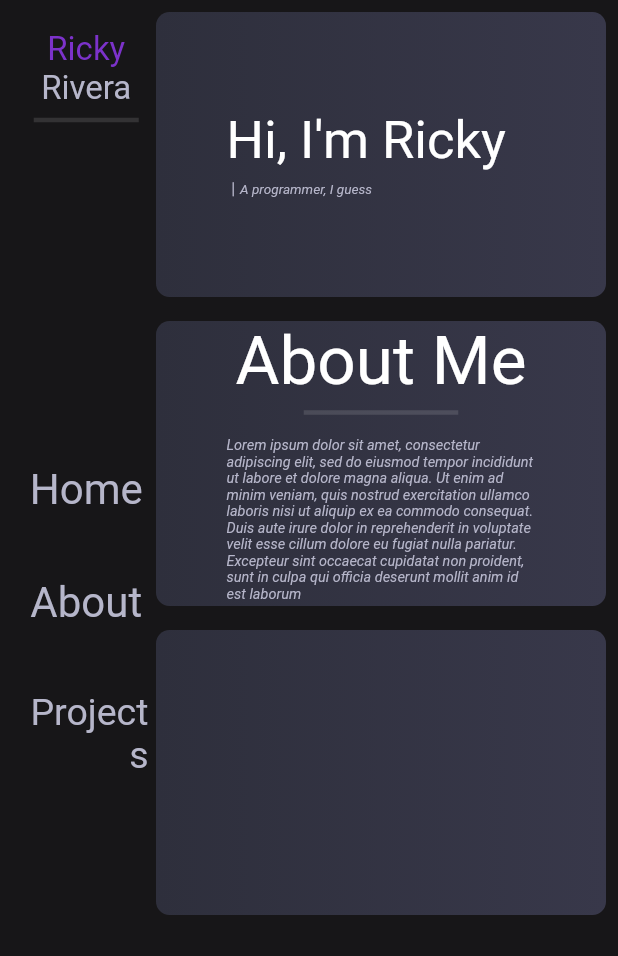
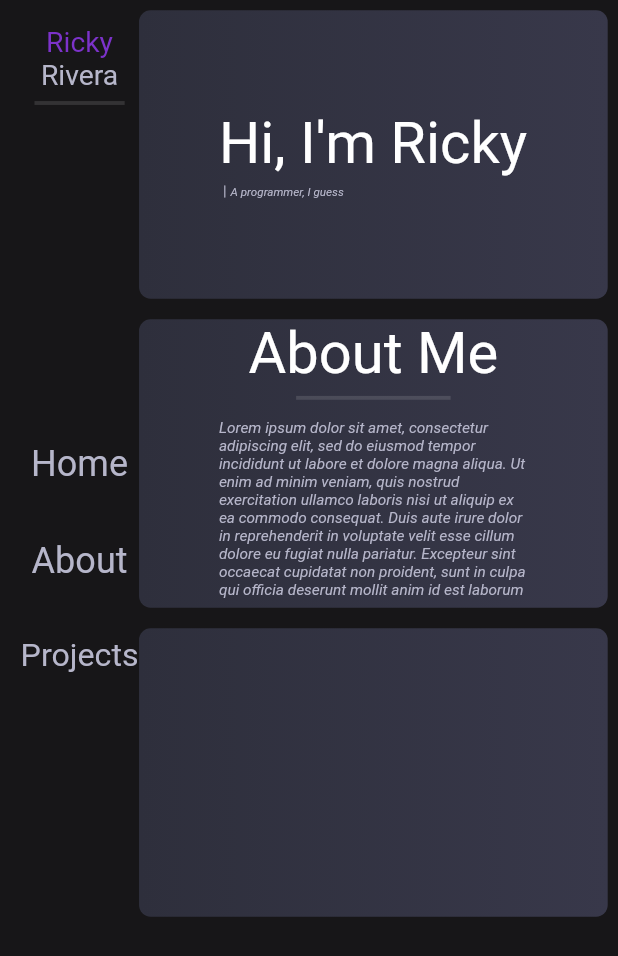
Before and after one commit to Tsrif/PortfolioSite, a Flutter app: the screen it shows after launch, on a phone screen of 412 x 824 dp. Shown: the top 956 px of the screen. Run offline on Flutter 3.47's test engine with Material 2 defaults, Android fonts, the phone set to English and light mode, and no system bars; drawn by our look-alikes of auto_size_text, scrollable_positioned_list; our stand-ins replace google_fonts, responsive_framework, simple_animations, supercharged; missing offline and left inert: dart:html; network calls fail.

Commit message:
adding responsive package, small changes, code cleanup

```diff
--- a/lib/main.dart
+++ b/lib/main.dart
@@ -1,5 +1,6 @@
 import 'package:flutter/material.dart';
 import 'package:portfolio_site/portfolio.dart';
+import 'package:responsive_framework/responsive_framework.dart';
 import 'splash.dart';
 
 import 'Globaltheme.dart';
@@ -12,16 +13,25 @@ class MyApp extends StatelessWidget {
   @override
   Widget build(BuildContext context) {
     return MaterialApp(
-      title: "Ricky's Portfolio",
       theme: GlobalTheme.darkTheme,
-      home: Center(
-        child: Splash(
-            miliseconds: 700,
-            navigateAfterSeconds: PortfolioSite(title: 'Demo'),
-            image: Image.asset('gif/glitchyhead.gif'),
-            backgroundColor: Colors.black,
-            photoSize: 300.0),
+      builder: (context, widget) => ResponsiveWrapper.builder(
+        ClampingScrollWrapper.builder(context, widget),
+        defaultScale: true,
+        minWidth: 480,
+        defaultName: DESKTOP,
+        breakpoints: [
+          ResponsiveBreakpoint.autoScale(480, name: MOBILE),
+          ResponsiveBreakpoint.resize(600, name: MOBILE),
+          ResponsiveBreakpoint.resize(850, name: TABLET),
+          ResponsiveBreakpoint.resize(1080, name: DESKTOP),
+        ],
       ),
+      home: Splash(
+          miliseconds: 700,
+          navigateAfterSeconds: PortfolioSite(title: 'Demo'),
+          image: Image.asset('gif/glitchyhead.gif'),
+          backgroundColor: Colors.black,
+          photoSize: 300.0),
     );
   }
 }
--- a/lib/portfolio.dart
+++ b/lib/portfolio.dart
@@ -31,16 +31,9 @@ class _PortfolioSiteState extends State<PortfolioSite> {
         backgroundColor: GlobalTheme.primaryColor,
         body: Stack(
           children: [
-            Align(
-                alignment: Alignment.centerLeft,
-                child: Container(
-                  height: MediaQuery.of(context).size.height,
-                  width: 115,
-                  color: GlobalTheme.primaryColor,
-                  child: SideMenu(scrollController: _scrollController),
-                )),
+            SideMenu(scrollController: _scrollController),
             Positioned.fill(
-              left: 96,
+              left: 100,
               child: Align(
                   alignment: Alignment.centerRight,
                   child: ScrollablePositionedList.builder(
--- a/lib/side_menu.dart
+++ b/lib/side_menu.dart
@@ -15,19 +15,21 @@ class SideMenu extends StatelessWidget {
 
   @override
   Widget build(BuildContext context) {
-    return Column(
+    return Align(
+      alignment: Alignment.centerLeft,
+      child: Column(
         children: [
           Container(
-            padding:
-                EdgeInsets.only(bottom: MediaQuery.of(context).size.height / 4),
+              padding: EdgeInsets.only(
+                  bottom: MediaQuery.of(context).size.height / 4),
               child: Column(children: [
                 SizedBox(height: 20),
                 AutoSizeText('Ricky',
                     style: TextStyle(
                         fontSize: 22, color: GlobalTheme.primaryPurple)),
                 AutoSizeText('Rivera',
-                  style:
-                      TextStyle(fontSize: 22, color: GlobalTheme.mutedWhite)),
+                    style: TextStyle(
+                        fontSize: 22, color: GlobalTheme.mutedWhite)),
                 SizedBox(width: 70, child: Divider(thickness: 3)),
               ])),
           Column(
@@ -36,8 +38,8 @@ class SideMenu extends StatelessWidget {
               AnimatedButton(
                 child: AutoSizeText('Home',
                     textAlign: TextAlign.right,
-                  style:
-                      TextStyle(fontSize: 28, color: GlobalTheme.mutedWhite)),
+                    style: TextStyle(
+                        fontSize: 28, color: GlobalTheme.mutedWhite)),
                 onTap: () {
                   _scrollController.scrollTo(
                       index: 0,
@@ -49,8 +51,8 @@ class SideMenu extends StatelessWidget {
               AnimatedButton(
                 child: AutoSizeText('About',
                     textAlign: TextAlign.right,
-                  style:
-                      TextStyle(fontSize: 28, color: GlobalTheme.mutedWhite)),
+                    style: TextStyle(
+                        fontSize: 28, color: GlobalTheme.mutedWhite)),
                 onTap: () {
                   _scrollController.scrollTo(
                       index: 1,
@@ -62,8 +64,9 @@ class SideMenu extends StatelessWidget {
               AnimatedButton(
                 child: AutoSizeText('Projects',
                     textAlign: TextAlign.right,
-                  style:
-                      TextStyle(fontSize: 25, color: GlobalTheme.mutedWhite)),
+                    wrapWords: false,
+                    style: TextStyle(
+                        fontSize: 25, color: GlobalTheme.mutedWhite)),
                 onTap: () {
                   _scrollController.scrollTo(
                       index: 2,
@@ -74,6 +77,7 @@ class SideMenu extends StatelessWidget {
             ],
           )
         ],
+      ),
     );
   }
 }
--- a/pubspec.yaml
+++ b/pubspec.yaml
@@ -29,6 +29,7 @@ dependencies:
   google_fonts: ^2.0.0
   auto_size_text: ^2.1.0
   flutter_staggered_grid_view: ^0.4.0
+  responsive_framework: ^0.1.0
 
 
 
```
Also changed, not shown: pubspec.lock, 1 other file. Lines whose indentation alone changed are shown as unchanged.
